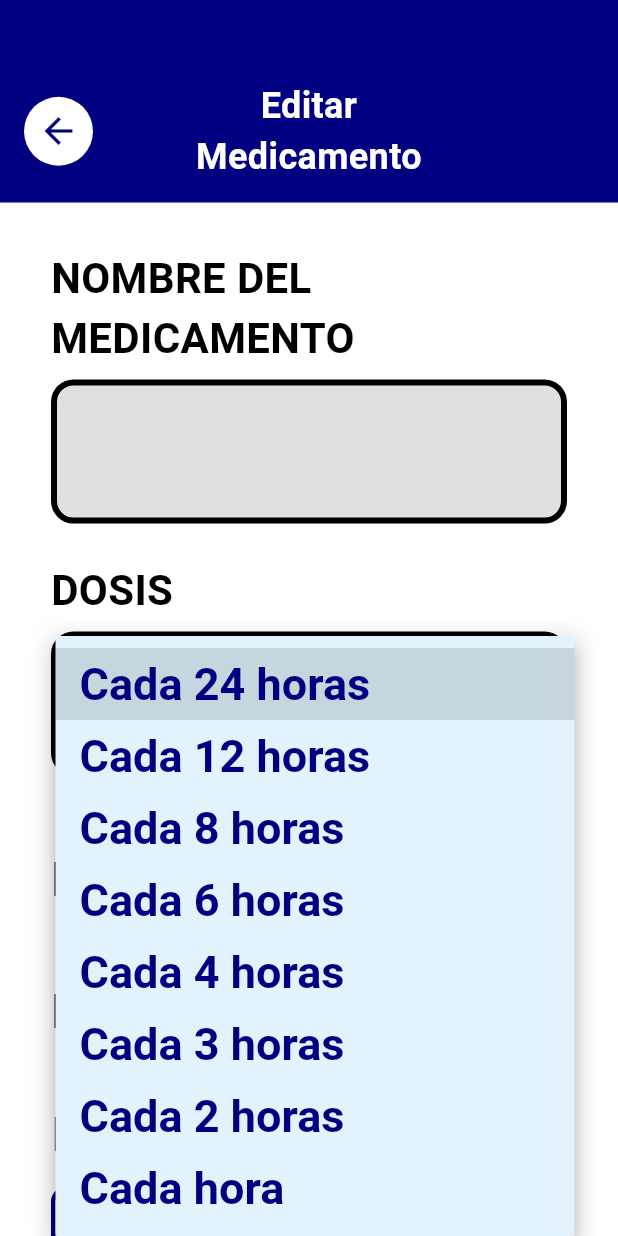
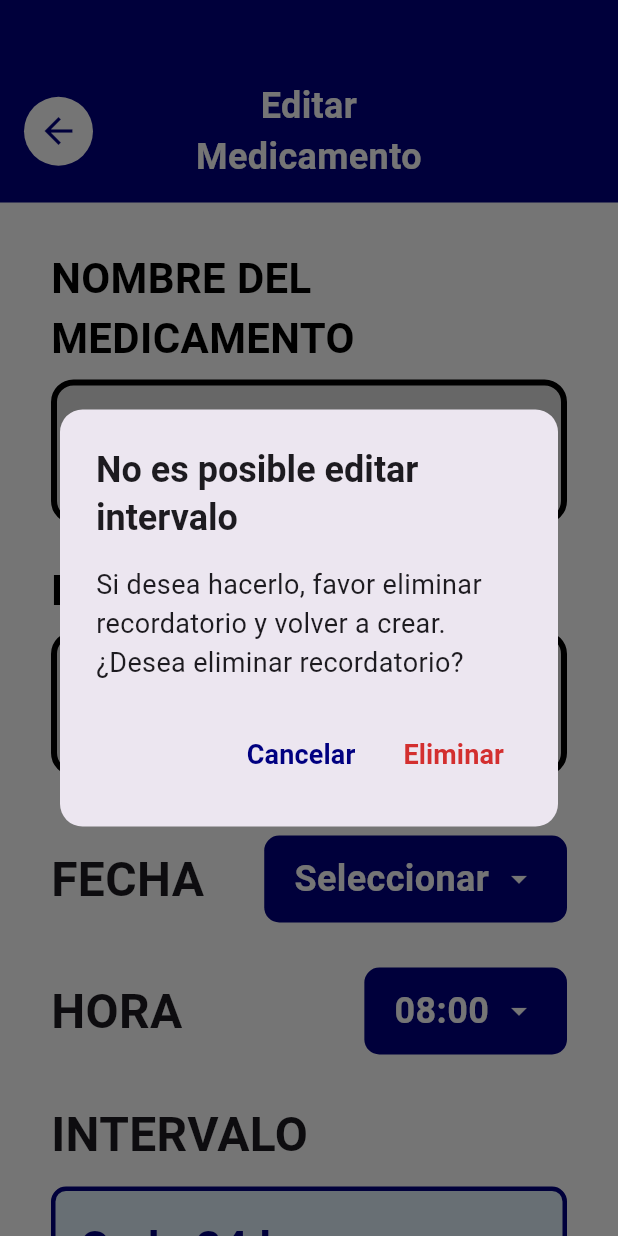
Before and after one commit to velaskovsy/Seremi-Adultos-mayores, a Flutter app: the EditarMedicamentoScreen screen opened directly with empty values, after a tap on "Cada 24 horas", on a phone screen of 412 x 824 dp. Run offline on Flutter 3.47's test engine with Material 3 defaults, Android fonts, the phone set to English and light mode, and no system bars; our stand-ins replace flutter_local_notifications, flutter_svg, flutter_tts, image_picker, permission_handler, shared_preferences and 3 more; accounts and stored records are empty.

Commit message:
Update editar_medicamento_screen.dart

```diff
--- a/lib/views/editar o eliminar recordatorio/editar_medicamento_screen.dart
+++ b/lib/views/editar o eliminar recordatorio/editar_medicamento_screen.dart
@@ -4,6 +4,7 @@
 import 'package:image_picker/image_picker.dart';
 import '../../core/widgets/photo_box.dart';
 import '../../viewmodels/add_medication_viewmodel.dart';
+import '../../services/medicamento_service.dart'; // 👈 Importamos el servicio
 import '../home/home_screen.dart';
 
 class EditarMedicamentoScreen extends StatefulWidget {
@@ -33,6 +34,7 @@
   late final TextEditingController _nombreCtrl;
   late final TextEditingController _dosisCtrl;
   late final TextEditingController _instruccionesCtrl;
+  final MedicamentoService _medicamentoService = MedicamentoService(); // 👈 Instancia del servicio
 
   @override
   void initState() {
@@ -59,6 +61,58 @@
     _dosisCtrl.dispose();
     _instruccionesCtrl.dispose();
     super.dispose();
+  }
+
+  // 👈 Función para mostrar el diálogo de advertencia y eliminar si se confirma
+  Future<void> _advertirEdicionIntervalo(BuildContext context) async {
+    final confirmado = await showDialog<bool>(
+      context: context,
+      builder: (_) => AlertDialog(
+        shape: RoundedRectangleBorder(borderRadius: BorderRadius.circular(15)),
+        title: const Text(
+          'No es posible editar intervalo',
+          style: TextStyle(fontSize: 24, fontWeight: FontWeight.bold),
+        ),
+        content: const Text(
+          'Si desea hacerlo, favor eliminar recordatorio y volver a crear. ¿Desea eliminar recordatorio?',
+          style: TextStyle(fontSize: 18),
+        ),
+        actions: [
+          TextButton(
+            onPressed: () => Navigator.pop(context, false),
+            child: const Text(
+              'Cancelar',
+              style: TextStyle(fontSize: 18, color: Color(0xFF000080), fontWeight: FontWeight.bold),
+            ),
+          ),
+          TextButton(
+            onPressed: () => Navigator.pop(context, true),
+            child: const Text(
+              'Eliminar',
+              style: TextStyle(fontSize: 18, color: Color(0xFFD32F2F), fontWeight: FontWeight.bold),
+            ),
+          ),
+        ],
+      ),
+    );
+
+    if (confirmado == true && mounted) {
+      // Reutiliza la lógica de eliminación enviando el grupoId actual
+      final exito = await _medicamentoService.eliminarGrupoMedicamento(widget.grupoId);
+      if (!mounted) return;
+
+      if (exito) {
+        Navigator.pushAndRemoveUntil(
+          context,
+          MaterialPageRoute(builder: (_) => const HomeScreen()),
+          (route) => false,
+        );
+      } else {
+        ScaffoldMessenger.of(context).showSnackBar(
+          const SnackBar(content: Text('No se pudo eliminar el recordatorio. Intenta de nuevo.')),
+        );
+      }
+    }
   }
 
   Future<void> _seleccionarFecha(
@@ -179,7 +233,7 @@
       backgroundColor: Colors.white,
       body: Column(
         children: [
-          // ── HEADER (mismo estilo que el resto de la app) ──
+          // ── HEADER ──
           Container(
             width: double.infinity,
             height: 135,
@@ -225,7 +279,7 @@
             ),
           ),
 
-          // ── CONTENIDO (todos los campos en un solo scroll) ──
+          // ── CONTENIDO ──
           Expanded(
             child: SingleChildScrollView(
               child: Padding(
@@ -419,7 +473,7 @@
 
                     const SizedBox(height: 30),
 
-                    // INTERVALO
+                    // INTERVALO (Bloqueado para edición directa)
                     const Text(
                       'INTERVALO',
                       style: TextStyle(
@@ -429,36 +483,34 @@
                       ),
                     ),
                     const SizedBox(height: 12),
-                    Container(
+                    GestureDetector(
+                      onTap: () => _advertirEdicionIntervalo(context), // 👈 Dispara la alerta
+                      child: Container(
                         width: double.infinity,
-                      padding: const EdgeInsets.symmetric(horizontal: 16, vertical: 12),
+                        padding: const EdgeInsets.symmetric(horizontal: 16, vertical: 16),
                         decoration: BoxDecoration(
                           color: const Color(0xFFE3F2FD),
                           borderRadius: BorderRadius.circular(10),
                           border: Border.all(color: const Color(0xFF000080), width: 3),
                         ),
-                      child: DropdownButtonHideUnderline(
-                        child: DropdownButton<String>(
-                          value: vm.intervalo,
-                          isExpanded: true,
-                          icon: const Icon(Icons.keyboard_arrow_down,
-                              color: Color(0xFF000080), size: 32),
+                        child: Row(
+                          mainAxisAlignment: MainAxisAlignment.spaceBetween,
+                          children: [
+                            Text(
+                              vm.intervalo ?? '',
                               style: const TextStyle(
                                 fontFamily: 'Roboto',
                                 fontSize: 30,
                                 color: Color(0xFF000080),
                                 fontWeight: FontWeight.bold,
                               ),
-                          dropdownColor: const Color(0xFFE3F2FD),
-                          items: vm.intervalos.map((opcion) {
-                            return DropdownMenuItem<String>(
-                              value: opcion,
-                              child: Text(opcion),
-                            );
-                          }).toList(),
-                          onChanged: (valor) {
-                            if (valor != null) vm.setIntervalo(valor);
-                          },
+                            ),
+                            const Icon(
+                              Icons.keyboard_arrow_down,
+                              color: Color(0xFF000080),
+                              size: 32,
+                            ),
+                          ],
                         ),
                       ),
                     ),
```
Lines whose indentation alone changed are shown as unchanged.
